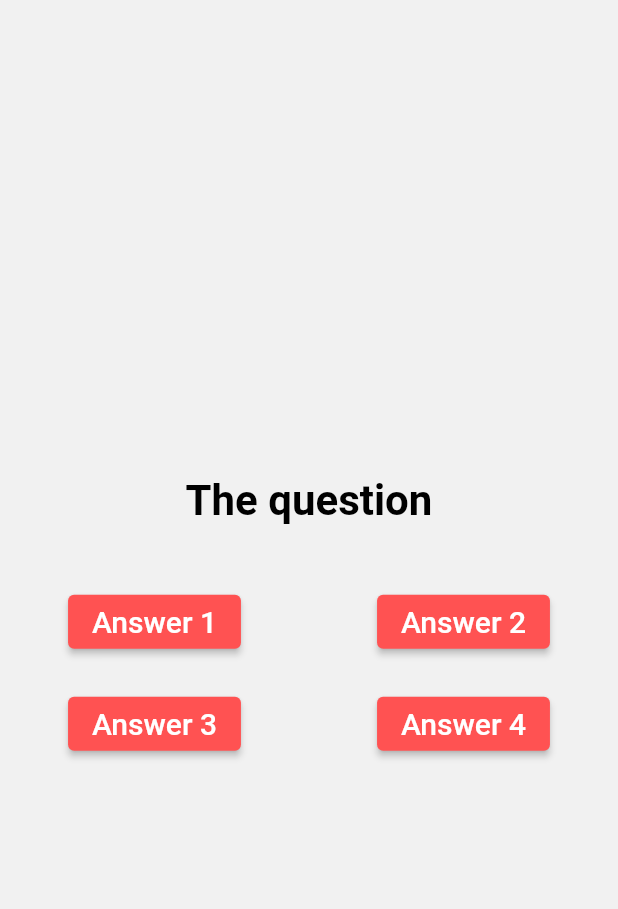
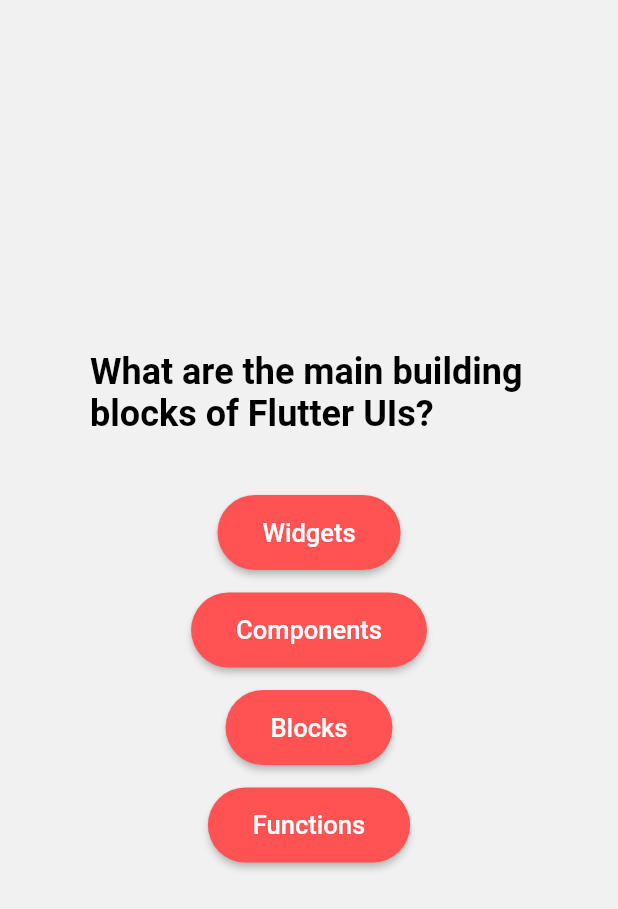
Before and after one commit to nadiahylary/real_quiz_app, a Flutter app: the screen it shows after launch, after a tap on "Start Quiz", on a phone screen of 412 x 824 dp. Shown: the top 909 px of the screen. Run offline on Flutter 3.47's test engine with Material 2 defaults, Android fonts, the phone set to English and light mode, and no system bars.

Commit message:
connected question_screen.dart to real questions data from questions-data.dart and mapped the list of answers of each question

```diff
--- a/lib/answer.dart
+++ b/lib/answer.dart
@@ -1,20 +1,25 @@
 import 'package:flutter/material.dart';
 
 class AnswerWidget extends StatelessWidget {
-  const AnswerWidget(this.answerText, {Key? key}) : super(key: key);
+  const AnswerWidget({required this.answerText, required this.onTap, Key? key}) : super(key: key);
   final String answerText;
+  final Function() onTap;
 
   @override
   Widget build(BuildContext context) {
     return ElevatedButton(
-      onPressed: (){},
-      style: ButtonStyle(
-        backgroundColor: MaterialStateProperty.all(Colors.redAccent),
+      onPressed: onTap,
+      style: ElevatedButton.styleFrom(
+        backgroundColor: Colors.redAccent,
+        shape: RoundedRectangleBorder(
+            borderRadius: BorderRadius.circular(40)
+        ),
+        padding: const EdgeInsets.symmetric(vertical: 15, horizontal: 30),
       ),
       child: Text(answerText,
           style: const TextStyle(
-            fontSize: 20,
-            fontWeight: FontWeight.w500,
+            fontSize: 17,
+            //fontWeight: FontWeight.w500,
             color: Colors.white,
           )
       ),
--- a/lib/questions_screen.dart
+++ b/lib/questions_screen.dart
@@ -1,3 +1,5 @@
+import 'dart:math';
+import 'package:real_quiz_app/data/questions-data.dart';
 import 'package:flutter/material.dart';
 import 'package:real_quiz_app/answer.dart';
 
@@ -9,44 +11,74 @@
 }
 
 class _QuestionsScreenState extends State<QuestionsScreen> {
+
+  var questionIndex = 0;
+  void _quiz(){
+    //int rand = Random().nextInt(questions.length);
+    setState(() {
+      questionIndex++;
+    });
+  }
+  void _resetQuiz(){
+    setState(() {
+      questionIndex = 0;
+    });
+  }
+
   @override
   Widget build(BuildContext context) {
     /*SizedBox(
     width: double.infinity,
     child: Column(...));*/
-    return Center(
-      child: Column(
+    return SizedBox(
+      width: double.infinity,
+      child: Center(
+        child: questionIndex < questions.length ? Column(
           mainAxisAlignment: MainAxisAlignment.center,
           children: <Widget>[
-          const Text("The question",
-              style: TextStyle(
-                fontSize: 28,
+            Container(
+              margin: const EdgeInsets.symmetric(horizontal: 60),
+              child: Text(
+                  questions[questionIndex].question,
+                  style: const TextStyle(
+                    fontSize: 24,
                     fontWeight: FontWeight.w600,
                     color: Colors.black,
                   )
               ),
+            ),
             const SizedBox(
               height: 40,
             ),
-          Row(
-            mainAxisAlignment: MainAxisAlignment.spaceAround,
-            children: const [
-              AnswerWidget("Answer 1"),
-              AnswerWidget("Answer 2"),
-            ],
-          ),
+            ...(questions[questionIndex].answers).map((answer) {
+              return Column(
+                children: [
+                  AnswerWidget(answerText: answer, onTap: _quiz),
                   const SizedBox(
-            height: 20,
-          ),
-          Row(
-            mainAxisAlignment: MainAxisAlignment.spaceAround,
-            children: const [
-              AnswerWidget("Answer 3"),
-              AnswerWidget("Answer 4"),
-            ],
+                    height: 15,
                   ),
                 ],
+              );
+            }).toList(),
+          ],
+        )
+        : ElevatedButton(
+          onPressed: _resetQuiz,
+            style: ElevatedButton.styleFrom(
+              backgroundColor: Colors.redAccent,
+              shape: RoundedRectangleBorder(
+                  borderRadius: BorderRadius.circular(40)
               ),
+              padding: const EdgeInsets.symmetric(vertical: 15, horizontal: 30),
+            ),
+          child: const Text(
+            "Your Results are Good!\n Restart Quiz",
+            style: TextStyle(
+              fontSize: 18,
+            ),
+          )
+        ),
+      )
     );
   }
 }
```
Lines whose indentation alone changed are shown as unchanged.
